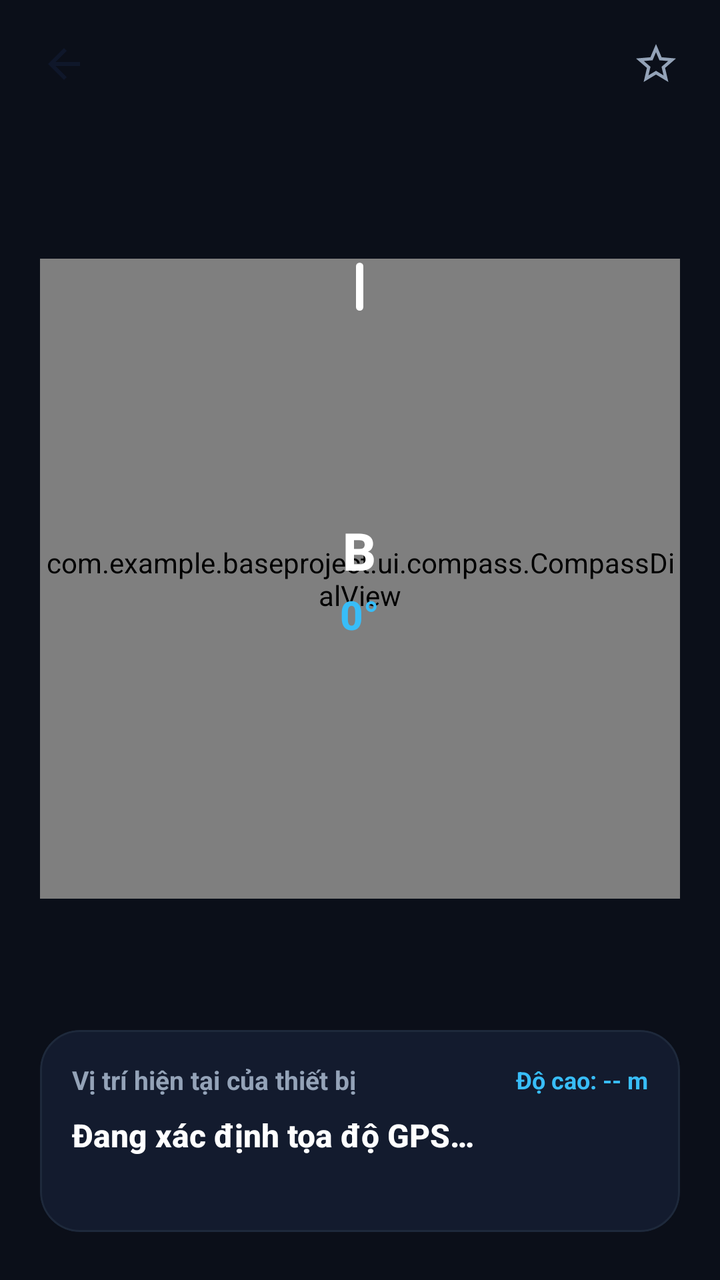
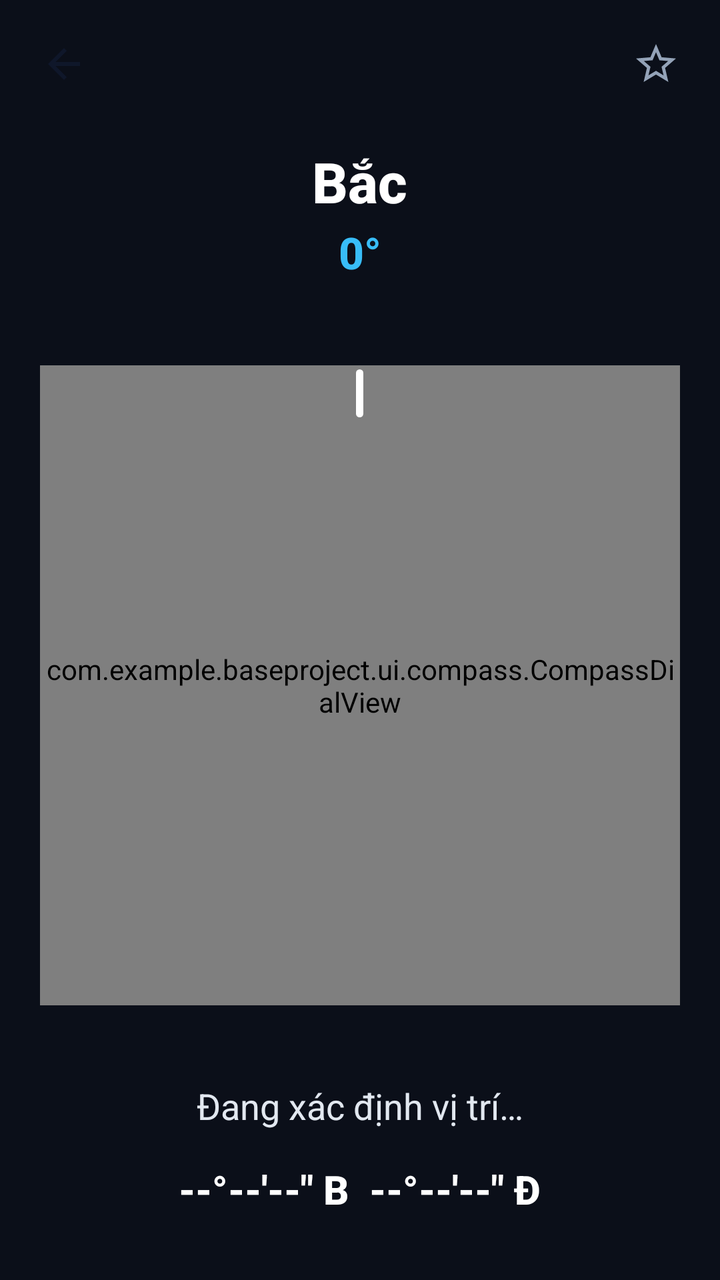

The first picture is an Android layout as it rendered before a commit; the second is the same layout after the commit. The layout source and the unified diff follow.
<!-- AndroidManifest.xml: application theme Theme.BaseProject -->
<!-- res/layout/fragment_compass.xml -->
<?xml version="1.0" encoding="utf-8"?>
<LinearLayout xmlns:android="http://schemas.android.com/apk/res/android"
    xmlns:app="http://schemas.android.com/apk/res-auto"
    android:layout_width="match_parent"
    android:layout_height="match_parent"
    android:background="#0B0F19"
    android:orientation="vertical">

    <include layout="@layout/layout_tool_toolbar" />

    
    <TextView
        android:id="@+id/tvCompassSensorWarning"
        android:layout_width="match_parent"
        android:layout_height="wrap_content"
        android:layout_marginStart="20dp"
        android:layout_marginEnd="20dp"
        android:background="#FEF2F2"
        android:padding="12dp"
        android:text="@string/compass_sensor_missing"
        android:textColor="@color/colorDanger"
        android:textSize="13sp"
        android:visibility="gone" />

    
    <FrameLayout
        android:layout_width="match_parent"
        android:layout_height="0dp"
        android:layout_weight="1"
        android:gravity="center">

        
        <FrameLayout
            android:layout_width="320dp"
            android:layout_height="320dp"
            android:layout_gravity="center">

            
            <com.example.baseproject.ui.compass.CompassDialView
                android:id="@+id/compassDialView"
                android:layout_width="match_parent"
                android:layout_height="match_parent" />

            
            <View
                android:layout_width="3.5dp"
                android:layout_height="24dp"
                android:layout_gravity="top|center_horizontal"
                android:layout_marginTop="2dp"
                android:background="@drawable/bg_compass_index_line" />

            
            <LinearLayout
                android:layout_width="wrap_content"
                android:layout_height="wrap_content"
                android:layout_gravity="center"
                android:gravity="center"
                android:orientation="vertical">

                <TextView
                    android:id="@+id/tvCardinalDirection"
                    android:layout_width="wrap_content"
                    android:layout_height="wrap_content"
                    android:fontFamily="sans-serif-medium"
                    android:text="B"
                    android:textColor="#FFFFFF"
                    android:textSize="26sp"
                    android:textStyle="bold" />

                <TextView
                    android:id="@+id/tvAzimuthDegree"
                    android:layout_width="wrap_content"
                    android:layout_height="wrap_content"
                    android:layout_marginTop="1dp"
                    android:fontFamily="sans-serif-medium"
                    android:text="0°"
                    android:textColor="#38BDF8"
                    android:textSize="20sp"
                    android:textStyle="bold" />
            </LinearLayout>

        </FrameLayout>

    </FrameLayout>

    
    <com.google.android.material.card.MaterialCardView
        android:layout_width="match_parent"
        android:layout_height="wrap_content"
        android:layout_marginStart="20dp"
        android:layout_marginEnd="20dp"
        android:layout_marginBottom="24dp"
        app:cardBackgroundColor="#131B2E"
        app:cardCornerRadius="20dp"
        app:cardElevation="0dp"
        app:strokeColor="#1E293B"
        app:strokeWidth="1dp">

        <LinearLayout
            android:layout_width="match_parent"
            android:layout_height="wrap_content"
            android:orientation="vertical"
            android:padding="16dp">

            <LinearLayout
                android:layout_width="match_parent"
                android:layout_height="wrap_content"
                android:gravity="center_vertical"
                android:orientation="horizontal">

                <TextView
                    android:layout_width="0dp"
                    android:layout_height="wrap_content"
                    android:layout_weight="1"
                    android:text="Vị trí hiện tại của thiết bị"
                    android:textColor="#94A3B8"
                    android:textSize="13sp"
                    android:textStyle="bold" />

                <TextView
                    android:id="@+id/tvAltitude"
                    android:layout_width="wrap_content"
                    android:layout_height="wrap_content"
                    android:text="Độ cao: -- m"
                    android:textColor="#38BDF8"
                    android:textSize="12sp"
                    android:textStyle="bold" />
            </LinearLayout>

            
            <TextView
                android:id="@+id/tvCoordinates"
                android:layout_width="match_parent"
                android:layout_height="wrap_content"
                android:layout_marginTop="8dp"
                android:fontFamily="sans-serif-medium"
                android:text="Đang xác định tọa độ GPS…"
                android:textColor="#FFFFFF"
                android:textSize="16sp"
                android:textStyle="bold" />

            
            <TextView
                android:id="@+id/tvLocationAddress"
                android:layout_width="match_parent"
                android:layout_height="wrap_content"
                android:layout_marginTop="4dp"
                android:textColor="#94A3B8"
                android:textSize="13sp" />

            
            <com.google.android.material.button.MaterialButton
                android:id="@+id/btnGrantLocationPermission"
                style="@style/Widget.Material3.Button"
                android:layout_width="match_parent"
                android:layout_height="44dp"
                android:layout_marginTop="12dp"
                android:backgroundTint="#2563EB"
                android:text="Cấp quyền vị trí"
                android:textColor="#FFFFFF"
                android:textSize="13sp"
                android:visibility="gone"
                app:cornerRadius="12dp" />

        </LinearLayout>
    </com.google.android.material.card.MaterialCardView>

</LinearLayout>
<!-- res/layout/layout_tool_toolbar.xml (included above) -->
<?xml version="1.0" encoding="utf-8"?>
<LinearLayout xmlns:android="http://schemas.android.com/apk/res/android"
    android:id="@+id/toolToolbar"
    android:layout_width="match_parent"
    android:layout_height="?attr/actionBarSize"
    android:gravity="center_vertical"
    android:orientation="horizontal"
    android:paddingStart="12dp"
    android:paddingEnd="12dp">

    <ImageView
        android:id="@+id/btnToolbarBack"
        android:layout_width="40dp"
        android:layout_height="40dp"
        android:background="?attr/selectableItemBackgroundBorderless"
        android:clickable="true"
        android:focusable="true"
        android:padding="8dp"
        android:src="@drawable/ic_arrow_back" />

    <TextView
        android:id="@+id/tvToolbarTitle"
        android:layout_width="0dp"
        android:layout_height="wrap_content"
        android:layout_marginStart="12dp"
        android:layout_weight="1"
        android:textColor="@color/textPrimary"
        android:textSize="18sp"
        android:textStyle="bold" />

    <ImageView
        android:id="@+id/btnToolbarFavorite"
        android:layout_width="40dp"
        android:layout_height="40dp"
        android:background="?attr/selectableItemBackgroundBorderless"
        android:clickable="true"
        android:focusable="true"
        android:padding="8dp"
        android:src="@drawable/ic_star_outline" />

</LinearLayout>
<!-- resources referenced by this layout -->
<resources>
  <color name="colorDanger">#EF4444</color>
  <color name="textPrimary">#0F172A</color>
  <!-- drawable bg_compass_index_line (drawable) -->
  <?xml version="1.0" encoding="utf-8"?>
  <shape xmlns:android="http://schemas.android.com/apk/res/android"
      android:shape="rectangle">
      <solid android:color="#FFFFFF" />
      <corners android:radius="2dp" />
  </shape>
  <!-- drawable ic_arrow_back (drawable) -->
  <vector xmlns:android="http://schemas.android.com/apk/res/android"
      android:width="24dp"
      android:height="24dp"
      android:viewportWidth="24"
      android:viewportHeight="24">
      <path
          android:fillColor="#0F172A"
          android:pathData="M20,11H7.83l5.59,-5.59L12,4l-8,8 8,8 1.41,-1.41L7.83,13H20v-2z"/>
  </vector>
  <!-- drawable ic_star_outline (drawable) -->
  <vector xmlns:android="http://schemas.android.com/apk/res/android"
      android:width="24dp"
      android:height="24dp"
      android:viewportWidth="24"
      android:viewportHeight="24">
      <path
          android:fillColor="#94A3B8"
          android:pathData="M22,9.24l-7.19,-0.62L12,2 9.19,8.63 2,9.24l5.46,4.73L5.82,21 12,17.27 18.18,21l-1.63,-7.03L22,9.24zM12,15.4l-3.76,2.27 1,-4.28 -3.32,-2.88 4.38,-0.38L12,6.1l1.71,4.04 4.38,0.38 -3.32,2.88 1,4.28L12,15.4z"/>
  </vector>
  <string name="compass_sensor_missing">Thiết bị thiếu cảm biến từ kế hoặc gia tốc kế</string>
  <style name="Theme.BaseProject" parent="Base.Theme.BaseProject" />
  <style name="Base.Theme.BaseProject" parent="Theme.Material3.DayNight.NoActionBar">
          
          
      </style>
</resources>

<!-- the commit's change to res/layout/fragment_compass.xml (unified diff, before → after) -->
@@ -21,6 +21,40 @@
         android:textColor="@color/colorDanger"
         android:textSize="13sp"
         android:visibility="gone" />
+
+    
+    <LinearLayout
+        android:id="@+id/layoutHeadingHeader"
+        android:layout_width="match_parent"
+        android:layout_height="wrap_content"
+        android:layout_marginTop="8dp"
+        android:layout_marginBottom="4dp"
+        android:gravity="center"
+        android:orientation="vertical">
+
+        
+        <TextView
+            android:id="@+id/tvDirectionFullName"
+            android:layout_width="wrap_content"
+            android:layout_height="wrap_content"
+            android:fontFamily="sans-serif-medium"
+            android:text="Bắc"
+            android:textColor="#FFFFFF"
+            android:textSize="28sp"
+            android:textStyle="bold" />
+
+        
+        <TextView
+            android:id="@+id/tvAzimuthDegree"
+            android:layout_width="wrap_content"
+            android:layout_height="wrap_content"
+            android:layout_marginTop="2dp"
+            android:fontFamily="sans-serif-medium"
+            android:text="0°"
+            android:textColor="#38BDF8"
+            android:textSize="22sp"
+            android:textStyle="bold" />
+    </LinearLayout>
 
     
     <FrameLayout
@@ -49,121 +83,63 @@
                 android:layout_marginTop="2dp"
                 android:background="@drawable/bg_compass_index_line" />
 
-            
-            <LinearLayout
-                android:layout_width="wrap_content"
-                android:layout_height="wrap_content"
-                android:layout_gravity="center"
-                android:gravity="center"
-                android:orientation="vertical">
-
-                <TextView
-                    android:id="@+id/tvCardinalDirection"
-                    android:layout_width="wrap_content"
-                    android:layout_height="wrap_content"
-                    android:fontFamily="sans-serif-medium"
-                    android:text="B"
-                    android:textColor="#FFFFFF"
-                    android:textSize="26sp"
-                    android:textStyle="bold" />
-
-                <TextView
-                    android:id="@+id/tvAzimuthDegree"
-                    android:layout_width="wrap_content"
-                    android:layout_height="wrap_content"
-                    android:layout_marginTop="1dp"
-                    android:fontFamily="sans-serif-medium"
-                    android:text="0°"
-                    android:textColor="#38BDF8"
-                    android:textSize="20sp"
-                    android:textStyle="bold" />
-            </LinearLayout>
-
         </FrameLayout>
 
     </FrameLayout>
 
     
-    <com.google.android.material.card.MaterialCardView
+    <LinearLayout
+        android:id="@+id/layoutLocationInfo"
         android:layout_width="match_parent"
         android:layout_height="wrap_content"
-        android:layout_marginStart="20dp"
-        android:layout_marginEnd="20dp"
-        android:layout_marginBottom="24dp"
-        app:cardBackgroundColor="#131B2E"
-        app:cardCornerRadius="20dp"
-        app:cardElevation="0dp"
-        app:strokeColor="#1E293B"
-        app:strokeWidth="1dp">
+        android:layout_marginStart="24dp"
+        android:layout_marginEnd="24dp"
+        android:layout_marginBottom="32dp"
+        android:gravity="center"
+        android:orientation="vertical">
 
-        <LinearLayout
+        
+        <TextView
+            android:id="@+id/tvLocationAddress"
             android:layout_width="match_parent"
             android:layout_height="wrap_content"
-            android:orientation="vertical"
-            android:padding="16dp">
+            android:ellipsize="end"
+            android:fontFamily="sans-serif"
+            android:gravity="center"
+            android:lineSpacingExtra="5dp"
+            android:maxLines="3"
+            android:text="Đang xác định vị trí…"
+            android:textColor="#E2E8F0"
+            android:textSize="18sp" />
 
-            <LinearLayout
-                android:layout_width="match_parent"
-                android:layout_height="wrap_content"
-                android:gravity="center_vertical"
-                android:orientation="horizontal">
+        
+        <TextView
+            android:id="@+id/tvCoordinates"
+            android:layout_width="wrap_content"
+            android:layout_height="wrap_content"
+            android:layout_marginTop="16dp"
+            android:fontFamily="sans-serif-medium"
+            android:gravity="center"
+            android:text="--°--'--&quot; B  --°--'--&quot; Đ"
+            android:textColor="#FFFFFF"
+            android:textSize="20sp"
+            android:textStyle="bold" />
 
-                <TextView
-                    android:layout_width="0dp"
-                    android:layout_height="wrap_content"
-                    android:layout_weight="1"
-                    android:text="Vị trí hiện tại của thiết bị"
-                    android:textColor="#94A3B8"
-                    android:textSize="13sp"
-                    android:textStyle="bold" />
+        
+        <com.google.android.material.button.MaterialButton
+            android:id="@+id/btnGrantLocationPermission"
+            style="@style/Widget.Material3.Button"
+            android:layout_width="wrap_content"
+            android:layout_height="44dp"
+            android:layout_marginTop="12dp"
+            android:backgroundTint="#2563EB"
+            android:text="Cấp quyền vị trí"
+            android:textColor="#FFFFFF"
+            android:textSize="13sp"
+            android:visibility="gone"
+            app:cornerRadius="12dp" />
 
-                <TextView
-                    android:id="@+id/tvAltitude"
-                    android:layout_width="wrap_content"
-                    android:layout_height="wrap_content"
-                    android:text="Độ cao: -- m"
-                    android:textColor="#38BDF8"
-                    android:textSize="12sp"
-                    android:textStyle="bold" />
-            </LinearLayout>
-
-            
-            <TextView
-                android:id="@+id/tvCoordinates"
-                android:layout_width="match_parent"
-                android:layout_height="wrap_content"
-                android:layout_marginTop="8dp"
-                android:fontFamily="sans-serif-medium"
-                android:text="Đang xác định tọa độ GPS…"
-                android:textColor="#FFFFFF"
-                android:textSize="16sp"
-                android:textStyle="bold" />
-
-            
-            <TextView
-                android:id="@+id/tvLocationAddress"
-                android:layout_width="match_parent"
-                android:layout_height="wrap_content"
-                android:layout_marginTop="4dp"
-                android:textColor="#94A3B8"
-                android:textSize="13sp" />
-
-            
-            <com.google.android.material.button.MaterialButton
-                android:id="@+id/btnGrantLocationPermission"
-                style="@style/Widget.Material3.Button"
-                android:layout_width="match_parent"
-                android:layout_height="44dp"
-                android:layout_marginTop="12dp"
-                android:backgroundTint="#2563EB"
-                android:text="Cấp quyền vị trí"
-                android:textColor="#FFFFFF"
-                android:textSize="13sp"
-                android:visibility="gone"
-                app:cornerRadius="12dp" />
-
-        </LinearLayout>
-    </com.google.android.material.card.MaterialCardView>
+    </LinearLayout>
 
 </LinearLayout>
 <!-- res/layout/layout_tool_toolbar.xml (included above) -->
